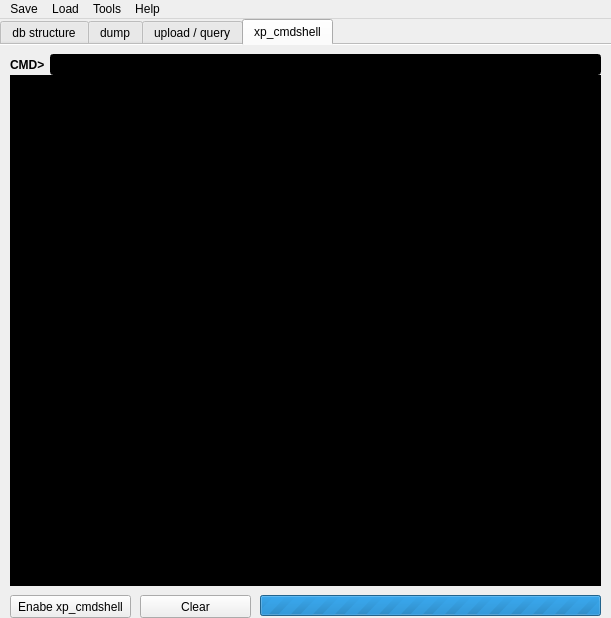
Above: form.ui from kaeso/enema before the change. Below: the same form after it.
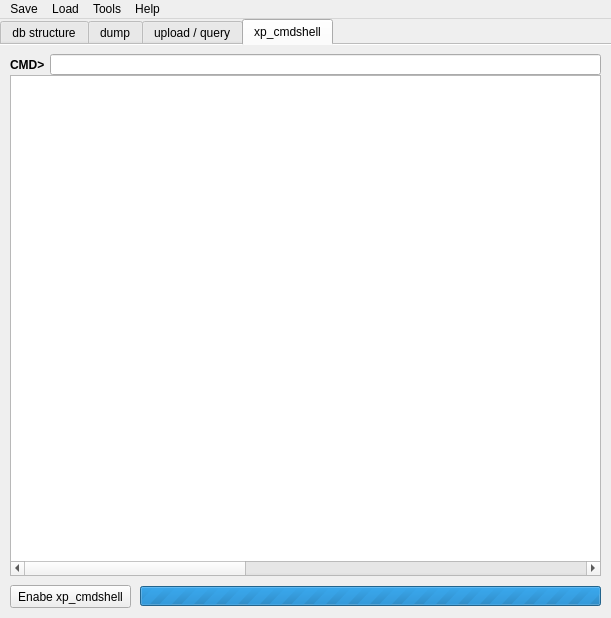
That is the form after the change. The open tabs and pages were chosen to show the change.

Patch:
```diff
--- a/form.ui
+++ b/form.ui
@@ -1314,421 +1314,6 @@
         <height>21</height>
        </rect>
       </property>
-      <property name="palette">
-       <palette>
-        <active>
-         <colorrole role="WindowText">
-          <brush brushstyle="SolidPattern">
-           <color alpha="255">
-            <red>255</red>
-            <green>255</green>
-            <blue>255</blue>
-           </color>
-          </brush>
-         </colorrole>
-         <colorrole role="Button">
-          <brush brushstyle="SolidPattern">
-           <color alpha="255">
-            <red>0</red>
-            <green>0</green>
-            <blue>0</blue>
-           </color>
-          </brush>
-         </colorrole>
-         <colorrole role="Light">
-          <brush brushstyle="SolidPattern">
-           <color alpha="255">
-            <red>0</red>
-            <green>0</green>
-            <blue>0</blue>
-           </color>
-          </brush>
-         </colorrole>
-         <colorrole role="Midlight">
-          <brush brushstyle="SolidPattern">
-           <color alpha="255">
-            <red>0</red>
-            <green>0</green>
-            <blue>0</blue>
-           </color>
-          </brush>
-         </colorrole>
-         <colorrole role="Dark">
-          <brush brushstyle="SolidPattern">
-           <color alpha="255">
-            <red>0</red>
-            <green>0</green>
-            <blue>0</blue>
-           </color>
-          </brush>
-         </colorrole>
-         <colorrole role="Mid">
-          <brush brushstyle="SolidPattern">
-           <color alpha="255">
-            <red>0</red>
-            <green>0</green>
-            <blue>0</blue>
-           </color>
-          </brush>
-         </colorrole>
-         <colorrole role="Text">
-          <brush brushstyle="SolidPattern">
-           <color alpha="255">
-            <red>255</red>
-            <green>255</green>
-            <blue>255</blue>
-           </color>
-          </brush>
-         </colorrole>
-         <colorrole role="BrightText">
-          <brush brushstyle="SolidPattern">
-           <color alpha="255">
-            <red>255</red>
-            <green>255</green>
-            <blue>255</blue>
-           </color>
-          </brush>
-         </colorrole>
-         <colorrole role="ButtonText">
-          <brush brushstyle="SolidPattern">
-           <color alpha="255">
-            <red>255</red>
-            <green>255</green>
-            <blue>255</blue>
-           </color>
-          </brush>
-         </colorrole>
-         <colorrole role="Base">
-          <brush brushstyle="SolidPattern">
-           <color alpha="255">
-            <red>0</red>
-            <green>0</green>
-            <blue>0</blue>
-           </color>
-          </brush>
-         </colorrole>
-         <colorrole role="Window">
-          <brush brushstyle="SolidPattern">
-           <color alpha="255">
-            <red>0</red>
-            <green>0</green>
-            <blue>0</blue>
-           </color>
-          </brush>
-         </colorrole>
-         <colorrole role="Shadow">
-          <brush brushstyle="SolidPattern">
-           <color alpha="255">
-            <red>0</red>
-            <green>0</green>
-            <blue>0</blue>
-           </color>
-          </brush>
-         </colorrole>
-         <colorrole role="AlternateBase">
-          <brush brushstyle="SolidPattern">
-           <color alpha="255">
-            <red>0</red>
-            <green>0</green>
-            <blue>0</blue>
-           </color>
-          </brush>
-         </colorrole>
-         <colorrole role="ToolTipBase">
-          <brush brushstyle="SolidPattern">
-           <color alpha="255">
-            <red>255</red>
-            <green>255</green>
-            <blue>220</blue>
-           </color>
-          </brush>
-         </colorrole>
-         <colorrole role="ToolTipText">
-          <brush brushstyle="SolidPattern">
-           <color alpha="255">
-            <red>0</red>
-            <green>0</green>
-            <blue>0</blue>
-           </color>
-          </brush>
-         </colorrole>
-        </active>
-        <inactive>
-         <colorrole role="WindowText">
-          <brush brushstyle="SolidPattern">
-           <color alpha="255">
-            <red>255</red>
-            <green>255</green>
-            <blue>255</blue>
-           </color>
-          </brush>
-         </colorrole>
-         <colorrole role="Button">
-          <brush brushstyle="SolidPattern">
-           <color alpha="255">
-            <red>0</red>
-            <green>0</green>
-            <blue>0</blue>
-           </color>
-          </brush>
-         </colorrole>
-         <colorrole role="Light">
-          <brush brushstyle="SolidPattern">
-           <color alpha="255">
-            <red>0</red>
-            <green>0</green>
-            <blue>0</blue>
-           </color>
-          </brush>
-         </colorrole>
-         <colorrole role="Midlight">
-          <brush brushstyle="SolidPattern">
-           <color alpha="255">
-            <red>0</red>
-            <green>0</green>
-            <blue>0</blue>
-           </color>
-          </brush>
-         </colorrole>
-         <colorrole role="Dark">
-          <brush brushstyle="SolidPattern">
-           <color alpha="255">
-            <red>0</red>
-            <green>0</green>
-            <blue>0</blue>
-           </color>
-          </brush>
-         </colorrole>
-         <colorrole role="Mid">
-          <brush brushstyle="SolidPattern">
-           <color alpha="255">
-            <red>0</red>
-            <green>0</green>
-            <blue>0</blue>
-           </color>
-          </brush>
-         </colorrole>
-         <colorrole role="Text">
-          <brush brushstyle="SolidPattern">
-           <color alpha="255">
-            <red>255</red>
-            <green>255</green>
-            <blue>255</blue>
-           </color>
-          </brush>
-         </colorrole>
-         <colorrole role="BrightText">
-          <brush brushstyle="SolidPattern">
-           <color alpha="255">
-            <red>255</red>
-            <green>255</green>
-            <blue>255</blue>
-           </color>
-          </brush>
-         </colorrole>
-         <colorrole role="ButtonText">
-          <brush brushstyle="SolidPattern">
-           <color alpha="255">
-            <red>255</red>
-            <green>255</green>
-            <blue>255</blue>
-           </color>
-          </brush>
-         </colorrole>
-         <colorrole role="Base">
-          <brush brushstyle="SolidPattern">
-           <color alpha="255">
-            <red>0</red>
-            <green>0</green>
-            <blue>0</blue>
-           </color>
-          </brush>
-         </colorrole>
-         <colorrole role="Window">
-          <brush brushstyle="SolidPattern">
-           <color alpha="255">
-            <red>0</red>
-            <green>0</green>
-            <blue>0</blue>
-           </color>
-          </brush>
-         </colorrole>
-         <colorrole role="Shadow">
-          <brush brushstyle="SolidPattern">
-           <color alpha="255">
-            <red>0</red>
-            <green>0</green>
-            <blue>0</blue>
-           </color>
-          </brush>
-         </colorrole>
-         <colorrole role="AlternateBase">
-          <brush brushstyle="SolidPattern">
-           <color alpha="255">
-            <red>0</red>
-            <green>0</green>
-            <blue>0</blue>
-           </color>
-          </brush>
-         </colorrole>
-         <colorrole role="ToolTipBase">
-          <brush brushstyle="SolidPattern">
-           <color alpha="255">
-            <red>255</red>
-            <green>255</green>
-            <blue>220</blue>
-           </color>
-          </brush>
-         </colorrole>
-         <colorrole role="ToolTipText">
-          <brush brushstyle="SolidPattern">
-           <color alpha="255">
-            <red>0</red>
-            <green>0</green>
-            <blue>0</blue>
-           </color>
-          </brush>
-         </colorrole>
-        </inactive>
-        <disabled>
-         <colorrole role="WindowText">
-          <brush brushstyle="SolidPattern">
-           <color alpha="255">
-            <red>0</red>
-            <green>0</green>
-            <blue>0</blue>
-           </color>
-          </brush>
-         </colorrole>
-         <colorrole role="Button">
-          <brush brushstyle="SolidPattern">
-           <color alpha="255">
-            <red>0</red>
-            <green>0</green>
-            <blue>0</blue>
-           </color>
-          </brush>
-         </colorrole>
-         <colorrole role="Light">
-          <brush brushstyle="SolidPattern">
-           <color alpha="255">
-            <red>0</red>
-            <green>0</green>
-            <blue>0</blue>
-           </color>
-          </brush>
-         </colorrole>
-         <colorrole role="Midlight">
-          <brush brushstyle="SolidPattern">
-           <color alpha="255">
-            <red>0</red>
-            <green>0</green>
-            <blue>0</blue>
-           </color>
-          </brush>
-         </colorrole>
-         <colorrole role="Dark">
-          <brush brushstyle="SolidPattern">
-           <color alpha="255">
-            <red>0</red>
-            <green>0</green>
-            <blue>0</blue>
-           </color>
-          </brush>
-         </colorrole>
-         <colorrole role="Mid">
-          <brush brushstyle="SolidPattern">
-           <color alpha="255">
-            <red>0</red>
-            <green>0</green>
-            <blue>0</blue>
-           </color>
-          </brush>
-         </colorrole>
-         <colorrole role="Text">
-          <brush brushstyle="SolidPattern">
-           <color alpha="255">
-            <red>0</red>
-            <green>0</green>
-            <blue>0</blue>
-           </color>
-          </brush>
-         </colorrole>
-         <colorrole role="BrightText">
-          <brush brushstyle="SolidPattern">
-           <color alpha="255">
-            <red>255</red>
-            <green>255</green>
-            <blue>255</blue>
-           </color>
-          </brush>
-         </colorrole>
-         <colorrole role="ButtonText">
-          <brush brushstyle="SolidPattern">
-           <color alpha="255">
-            <red>0</red>
-            <green>0</green>
-            <blue>0</blue>
-           </color>
-          </brush>
-         </colorrole>
-         <colorrole role="Base">
-          <brush brushstyle="SolidPattern">
-           <color alpha="255">
-            <red>0</red>
-            <green>0</green>
-            <blue>0</blue>
-           </color>
-          </brush>
-         </colorrole>
-         <colorrole role="Window">
-          <brush brushstyle="SolidPattern">
-           <color alpha="255">
-            <red>0</red>
-            <green>0</green>
-            <blue>0</blue>
-           </color>
-          </brush>
-         </colorrole>
-         <colorrole role="Shadow">
-          <brush brushstyle="SolidPattern">
-           <color alpha="255">
-            <red>0</red>
-            <green>0</green>
-            <blue>0</blue>
-           </color>
-          </brush>
-         </colorrole>
-         <colorrole role="AlternateBase">
-          <brush brushstyle="SolidPattern">
-           <color alpha="255">
-            <red>0</red>
-            <green>0</green>
-            <blue>0</blue>
-           </color>
-          </brush>
-         </colorrole>
-         <colorrole role="ToolTipBase">
-          <brush brushstyle="SolidPattern">
-           <color alpha="255">
-            <red>255</red>
-            <green>255</green>
-            <blue>220</blue>
-           </color>
-          </brush>
-         </colorrole>
-         <colorrole role="ToolTipText">
-          <brush brushstyle="SolidPattern">
-           <color alpha="255">
-            <red>0</red>
-            <green>0</green>
-            <blue>0</blue>
-           </color>
-          </brush>
-         </colorrole>
-        </disabled>
-       </palette>
-      </property>
       <property name="font">
        <font>
         <pointsize>10</pointsize>
@@ -1739,449 +1324,16 @@
        <string/>
       </property>
      </widget>
-     <widget class="QTextEdit" name="textCmdOutput">
-      <property name="geometry">
-       <rect>
-        <x>10</x>
-        <y>30</y>
-        <width>591</width>
-        <height>511</height>
-       </rect>
-      </property>
-      <property name="palette">
-       <palette>
-        <active>
-         <colorrole role="WindowText">
-          <brush brushstyle="SolidPattern">
-           <color alpha="255">
-            <red>255</red>
-            <green>255</green>
-            <blue>255</blue>
-           </color>
-          </brush>
-         </colorrole>
-         <colorrole role="Button">
-          <brush brushstyle="SolidPattern">
-           <color alpha="255">
-            <red>0</red>
-            <green>0</green>
-            <blue>0</blue>
-           </color>
-          </brush>
-         </colorrole>
-         <colorrole role="Light">
-          <brush brushstyle="SolidPattern">
-           <color alpha="255">
-            <red>0</red>
-            <green>0</green>
-            <blue>0</blue>
-           </color>
-          </brush>
-         </colorrole>
-         <colorrole role="Midlight">
-          <brush brushstyle="SolidPattern">
-           <color alpha="255">
-            <red>0</red>
-            <green>0</green>
-            <blue>0</blue>
-           </color>
-          </brush>
-         </colorrole>
-         <colorrole role="Dark">
-          <brush brushstyle="SolidPattern">
-           <color alpha="255">
-            <red>0</red>
-            <green>0</green>
-            <blue>0</blue>
-           </color>
-          </brush>
-         </colorrole>
-         <colorrole role="Mid">
-          <brush brushstyle="SolidPattern">
-           <color alpha="255">
-            <red>0</red>
-            <green>0</green>
-            <blue>0</blue>
-           </color>
-          </brush>
-         </colorrole>
-         <colorrole role="Text">
-          <brush brushstyle="SolidPattern">
-           <color alpha="255">
-            <red>255</red>
-            <green>255</green>
-            <blue>255</blue>
-           </color>
-          </brush>
-         </colorrole>
-         <colorrole role="BrightText">
-          <brush brushstyle="SolidPattern">
-           <color alpha="255">
-            <red>255</red>
-            <green>255</green>
-            <blue>255</blue>
-           </color>
-          </brush>
-         </colorrole>
-         <colorrole role="ButtonText">
-          <brush brushstyle="SolidPattern">
-           <color alpha="255">
-            <red>255</red>
-            <green>255</green>
-            <blue>255</blue>
-           </color>
-          </brush>
-         </colorrole>
-         <colorrole role="Base">
-          <brush brushstyle="SolidPattern">
-           <color alpha="255">
-            <red>0</red>
-            <green>0</green>
-            <blue>0</blue>
-           </color>
-          </brush>
-         </colorrole>
-         <colorrole role="Window">
-          <brush brushstyle="SolidPattern">
-           <color alpha="255">
-            <red>0</red>
-            <green>0</green>
-            <blue>0</blue>
-           </color>
-          </brush>
-         </colorrole>
-         <colorrole role="Shadow">
-          <brush brushstyle="SolidPattern">
-           <color alpha="255">
-            <red>0</red>
-            <green>0</green>
-            <blue>0</blue>
-           </color>
-          </brush>
-         </colorrole>
-         <colorrole role="AlternateBase">
-          <brush brushstyle="SolidPattern">
-           <color alpha="255">
-            <red>0</red>
-            <green>0</green>
-            <blue>0</blue>
-           </color>
-          </brush>
-         </colorrole>
-         <colorrole role="ToolTipBase">
-          <brush brushstyle="SolidPattern">
-           <color alpha="255">
-            <red>255</red>
-            <green>255</green>
-            <blue>220</blue>
-           </color>
-          </brush>
-         </colorrole>
-         <colorrole role="ToolTipText">
-          <brush brushstyle="SolidPattern">
-           <color alpha="255">
-            <red>0</red>
-            <green>0</green>
-            <blue>0</blue>
-           </color>
-          </brush>
-         </colorrole>
-        </active>
-        <inactive>
-         <colorrole role="WindowText">
-          <brush brushstyle="SolidPattern">
-           <color alpha="255">
-            <red>255</red>
-            <green>255</green>
-            <blue>255</blue>
-           </color>
-          </brush>
-         </colorrole>
-         <colorrole role="Button">
-          <brush brushstyle="SolidPattern">
-           <color alpha="255">
-            <red>0</red>
-            <green>0</green>
-            <blue>0</blue>
-           </color>
-          </brush>
-         </colorrole>
-         <colorrole role="Light">
-          <brush brushstyle="SolidPattern">
-           <color alpha="255">
-            <red>0</red>
-            <green>0</green>
-            <blue>0</blue>
-           </color>
-          </brush>
-         </colorrole>
-         <colorrole role="Midlight">
-          <brush brushstyle="SolidPattern">
-           <color alpha="255">
-            <red>0</red>
-            <green>0</green>
-            <blue>0</blue>
-           </color>
-          </brush>
-         </colorrole>
-         <colorrole role="Dark">
-          <brush brushstyle="SolidPattern">
-           <color alpha="255">
-            <red>0</red>
-            <green>0</green>
-            <blue>0</blue>
-           </color>
-          </brush>
-         </colorrole>
-         <colorrole role="Mid">
-          <brush brushstyle="SolidPattern">
-           <color alpha="255">
-            <red>0</red>
-            <green>0</green>
-            <blue>0</blue>
-           </color>
-          </brush>
-         </colorrole>
-         <colorrole role="Text">
-          <brush brushstyle="SolidPattern">
-           <color alpha="255">
-            <red>255</red>
-            <green>255</green>
-            <blue>255</blue>
-           </color>
-          </brush>
-         </colorrole>
-         <colorrole role="BrightText">
-          <brush brushstyle="SolidPattern">
-           <color alpha="255">
-            <red>255</red>
-            <green>255</green>
-            <blue>255</blue>
-           </color>
-          </brush>
-         </colorrole>
-         <colorrole role="ButtonText">
-          <brush brushstyle="SolidPattern">
-           <color alpha="255">
-            <red>255</red>
-            <green>255</green>
-            <blue>255</blue>
-           </color>
-          </brush>
-         </colorrole>
-         <colorrole role="Base">
-          <brush brushstyle="SolidPattern">
-           <color alpha="255">
-            <red>0</red>
-            <green>0</green>
-            <blue>0</blue>
-           </color>
-          </brush>
-         </colorrole>
-         <colorrole role="Window">
-          <brush brushstyle="SolidPattern">
-           <color alpha="255">
-            <red>0</red>
-            <green>0</green>
-            <blue>0</blue>
-           </color>
-          </brush>
-         </colorrole>
-         <colorrole role="Shadow">
-          <brush brushstyle="SolidPattern">
-           <color alpha="255">
-            <red>0</red>
-            <green>0</green>
-            <blue>0</blue>
-           </color>
-          </brush>
-         </colorrole>
-         <colorrole role="AlternateBase">
-          <brush brushstyle="SolidPattern">
-           <color alpha="255">
-            <red>0</red>
-            <green>0</green>
-            <blue>0</blue>
-           </color>
-          </brush>
-         </colorrole>
-         <colorrole role="ToolTipBase">
-          <brush brushstyle="SolidPattern">
-           <color alpha="255">
-            <red>255</red>
-            <green>255</green>
-            <blue>220</blue>
-           </color>
-          </brush>
-         </colorrole>
-         <colorrole role="ToolTipText">
-          <brush brushstyle="SolidPattern">
-           <color alpha="255">
-            <red>0</red>
-            <green>0</green>
-            <blue>0</blue>
-           </color>
-          </brush>
-         </colorrole>
-        </inactive>
-        <disabled>
-         <colorrole role="WindowText">
-          <brush brushstyle="SolidPattern">
-           <color alpha="255">
-            <red>0</red>
-            <green>0</green>
-            <blue>0</blue>
-           </color>
-          </brush>
-         </colorrole>
-         <colorrole role="Button">
-          <brush brushstyle="SolidPattern">
-           <color alpha="255">
-            <red>0</red>
-            <green>0</green>
-            <blue>0</blue>
-           </color>
-          </brush>
-         </colorrole>
-         <colorrole role="Light">
-          <brush brushstyle="SolidPattern">
-           <color alpha="255">
-            <red>0</red>
-            <green>0</green>
-            <blue>0</blue>
-           </color>
-          </brush>
-         </colorrole>
-         <colorrole role="Midlight">
-          <brush brushstyle="SolidPattern">
-           <color alpha="255">
-            <red>0</red>
-            <green>0</green>
-            <blue>0</blue>
-           </color>
-          </brush>
-         </colorrole>
-         <colorrole role="Dark">
-          <brush brushstyle="SolidPattern">
-           <color alpha="255">
-            <red>0</red>
-            <green>0</green>
-            <blue>0</blue>
-           </color>
-          </brush>
-         </colorrole>
-         <colorrole role="Mid">
-          <brush brushstyle="SolidPattern">
-           <color alpha="255">
-            <red>0</red>
-            <green>0</green>
-            <blue>0</blue>
-           </color>
-          </brush>
-         </colorrole>
-         <colorrole role="Text">
-          <brush brushstyle="SolidPattern">
-           <color alpha="255">
-            <red>0</red>
-            <green>0</green>
-            <blue>0</blue>
-           </color>
-          </brush>
-         </colorrole>
-         <colorrole role="BrightText">
-          <brush brushstyle="SolidPattern">
-           <color alpha="255">
-            <red>255</red>
-            <green>255</green>
-            <blue>255</blue>
-           </color>
-          </brush>
-         </colorrole>
-         <colorrole role="ButtonText">
-          <brush brushstyle="SolidPattern">
-           <color alpha="255">
-            <red>0</red>
-            <green>0</green>
-            <blue>0</blue>
-           </color>
-          </brush>
-         </colorrole>
-         <colorrole role="Base">
-          <brush brushstyle="SolidPattern">
-           <color alpha="255">
-            <red>0</red>
-            <green>0</green>
-            <blue>0</blue>
-           </color>
-          </brush>
-         </colorrole>
-         <colorrole role="Window">
-          <brush brushstyle="SolidPattern">
-           <color alpha="255">
-            <red>0</red>
-            <green>0</green>
-            <blue>0</blue>
-           </color>
-          </brush>
-         </colorrole>
-         <colorrole role="Shadow">
-          <brush brushstyle="SolidPattern">
-           <color alpha="255">
-            <red>0</red>
-            <green>0</green>
-            <blue>0</blue>
-           </color>
-          </brush>
-         </colorrole>
-         <colorrole role="AlternateBase">
-          <brush brushstyle="SolidPattern">
-           <color alpha="255">
-            <red>0</red>
-            <green>0</green>
-            <blue>0</blue>
-           </color>
-          </brush>
-         </colorrole>
-         <colorrole role="ToolTipBase">
-          <brush brushstyle="SolidPattern">
-           <color alpha="255">
-            <red>255</red>
-            <green>255</green>
-            <blue>220</blue>
-           </color>
-          </brush>
-         </colorrole>
-         <colorrole role="ToolTipText">
-          <brush brushstyle="SolidPattern">
-           <color alpha="255">
-            <red>0</red>
-            <green>0</green>
-            <blue>0</blue>
-           </color>
-          </brush>
-         </colorrole>
-        </disabled>
-       </palette>
-      </property>
-      <property name="font">
-       <font>
-        <pointsize>10</pointsize>
-       </font>
-      </property>
-      <property name="readOnly">
-       <bool>true</bool>
-      </property>
-     </widget>
      <widget class="QProgressBar" name="progressBarCmd">
       <property name="enabled">
        <bool>true</bool>
       </property>
       <property name="geometry">
        <rect>
-        <x>260</x>
-        <y>550</y>
-        <width>341</width>
-        <height>21</height>
+        <x>140</x>
+        <y>541</y>
+        <width>461</width>
+        <height>20</height>
        </rect>
       </property>
       <property name="acceptDrops">
@@ -2218,24 +1370,11 @@
        <string>%p%</string>
       </property>
      </widget>
-     <widget class="QPushButton" name="clearCmdButton">
-      <property name="geometry">
-       <rect>
-        <x>140</x>
-        <y>550</y>
-        <width>111</width>
-        <height>23</height>
-       </rect>
-      </property>
-      <property name="text">
-       <string>Clear</string>
-      </property>
-     </widget>
      <widget class="QPushButton" name="enableXpcmdButton">
       <property name="geometry">
        <rect>
         <x>10</x>
-        <y>550</y>
+        <y>540</y>
         <width>121</width>
         <height>23</height>
        </rect>
@@ -2244,6 +1383,56 @@
        <string>Enabe xp_cmdshell</string>
       </property>
      </widget>
+     <widget class="QTableWidget" name="cmdOutput">
+      <property name="geometry">
+       <rect>
+        <x>10</x>
+        <y>30</y>
+        <width>591</width>
+        <height>501</height>
+       </rect>
+      </property>
+      <property name="font">
+       <font>
+        <family>MS Shell Dlg 2</family>
+        <pointsize>10</pointsize>
+       </font>
+      </property>
+      <property name="horizontalScrollBarPolicy">
+       <enum>Qt::ScrollBarAsNeeded</enum>
+      </property>
+      <property name="selectionBehavior">
+       <enum>QAbstractItemView::SelectRows</enum>
+      </property>
+      <property name="verticalScrollMode">
+       <enum>QAbstractItemView::ScrollPerItem</enum>
+      </property>
+      <property name="horizontalScrollMode">
+       <enum>QAbstractItemView::ScrollPerPixel</enum>
+      </property>
+      <property name="showGrid">
+       <bool>false</bool>
+      </property>
+      <property name="columnCount">
+       <number>1</number>
+      </property>
+      <attribute name="horizontalHeaderVisible">
+       <bool>false</bool>
+      </attribute>
+      <attribute name="horizontalHeaderDefaultSectionSize">
+       <number>1500</number>
+      </attribute>
+      <attribute name="horizontalHeaderMinimumSectionSize">
+       <number>1500</number>
+      </attribute>
+      <attribute name="verticalHeaderVisible">
+       <bool>false</bool>
+      </attribute>
+      <attribute name="verticalHeaderDefaultSectionSize">
+       <number>19</number>
+      </attribute>
+      <column/>
+     </widget>
     </widget>
    </widget>
   </widget>
```
Left out of the diff: 66 changed lines with no effect on the pictures.
